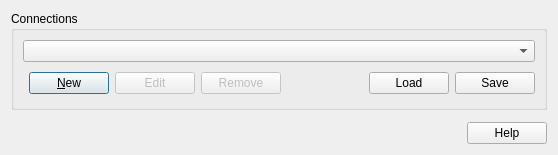
First picture: the form in src/ui/qgstilesourceselectbase.ui, repository qgis/QGIS, before the edit.
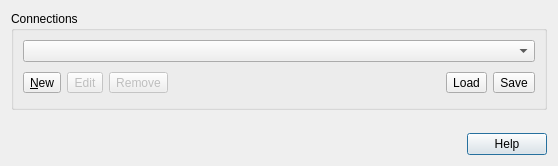
Second picture: the form after the edit.

Commit message:
[feature][vectortiles] Add option to create connections for ArcGIS Vector Tile Services to easily load vector tile layers from these servers
Adds new options in the Vector Tiles browser tree context menu
and Data Source Manager to create a connection to an ESRI VectorTileServer.
When loading the layer from the connection, the tile server parameters
will be automatically setup to suit the layer source.

The edit to the form file:
```diff
--- a/src/ui/qgstilesourceselectbase.ui
+++ b/src/ui/qgstilesourceselectbase.ui
@@ -7,7 +7,7 @@
     <x>0</x>
     <y>0</y>
     <width>558</width>
-    <height>155</height>
+    <height>166</height>
    </rect>
   </property>
   <layout class="QGridLayout" name="gridLayout">
@@ -17,42 +17,6 @@
       <string>Connections</string>
      </property>
      <layout class="QGridLayout" name="gridLayout_2">
-      <item row="1" column="1">
-       <widget class="QPushButton" name="btnNew">
-        <property name="toolTip">
-         <string>Create a new service connection</string>
-        </property>
-        <property name="text">
-         <string>&amp;New</string>
-        </property>
-       </widget>
-      </item>
-      <item row="1" column="2">
-       <widget class="QPushButton" name="btnEdit">
-        <property name="enabled">
-         <bool>false</bool>
-        </property>
-        <property name="toolTip">
-         <string>Edit selected service connection</string>
-        </property>
-        <property name="text">
-         <string>Edit</string>
-        </property>
-       </widget>
-      </item>
-      <item row="1" column="3">
-       <widget class="QPushButton" name="btnDelete">
-        <property name="enabled">
-         <bool>false</bool>
-        </property>
-        <property name="toolTip">
-         <string>Remove connection to selected service</string>
-        </property>
-        <property name="text">
-         <string>Remove</string>
-        </property>
-       </widget>
-      </item>
       <item row="1" column="4">
        <spacer>
         <property name="orientation">
@@ -69,8 +33,37 @@
         </property>
        </spacer>
       </item>
+      <item row="0" column="0" colspan="7">
+       <widget class="QComboBox" name="cmbConnections"/>
+      </item>
+      <item row="1" column="2">
+       <widget class="QToolButton" name="btnEdit">
+        <property name="enabled">
+         <bool>false</bool>
+        </property>
+        <property name="toolTip">
+         <string>Edit selected service connection</string>
+        </property>
+        <property name="text">
+         <string>Edit</string>
+        </property>
+       </widget>
+      </item>
+      <item row="1" column="3">
+       <widget class="QToolButton" name="btnDelete">
+        <property name="enabled">
+         <bool>false</bool>
+        </property>
+        <property name="toolTip">
+         <string>Remove connection to selected service</string>
+        </property>
+        <property name="text">
+         <string>Remove</string>
+        </property>
+       </widget>
+      </item>
       <item row="1" column="5">
-       <widget class="QPushButton" name="btnLoad">
+       <widget class="QToolButton" name="btnLoad">
         <property name="toolTip">
          <string>Load connections from file</string>
         </property>
@@ -80,7 +73,7 @@
        </widget>
       </item>
       <item row="1" column="6">
-       <widget class="QPushButton" name="btnSave">
+       <widget class="QToolButton" name="btnSave">
         <property name="toolTip">
          <string>Save connections to file</string>
         </property>
@@ -89,8 +82,15 @@
         </property>
        </widget>
       </item>
-      <item row="0" column="0" colspan="7">
-       <widget class="QComboBox" name="cmbConnections"/>
+      <item row="1" column="0" colspan="2">
+       <widget class="QToolButton" name="btnNew">
+        <property name="toolTip">
+         <string>Create a new service connection</string>
+        </property>
+        <property name="text">
+         <string>&amp;New</string>
+        </property>
+       </widget>
       </item>
      </layout>
     </widget>
```
The commit also changes 13 other files.
